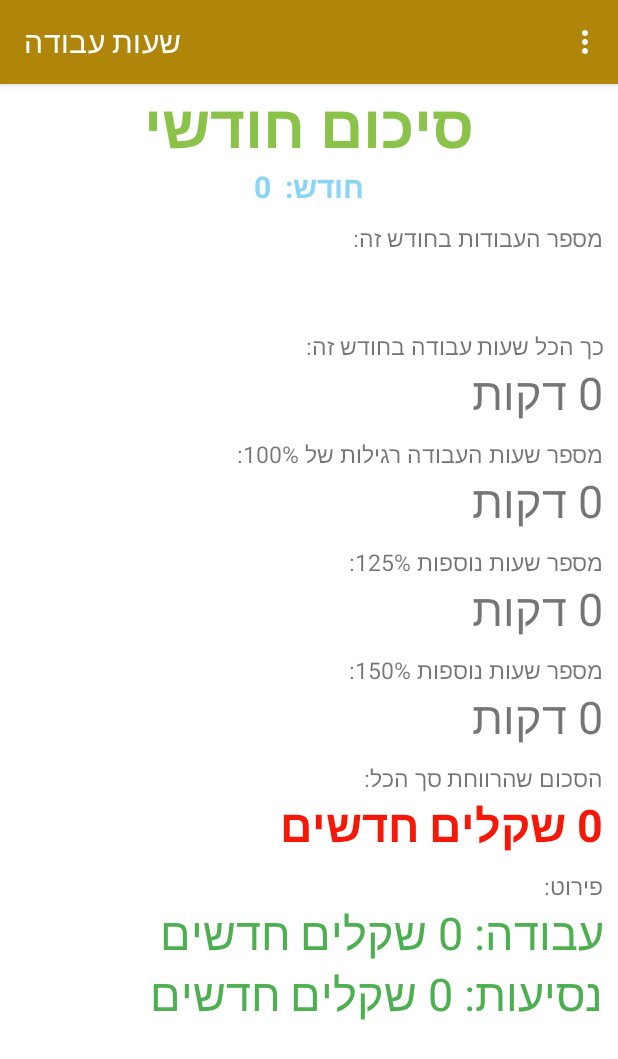
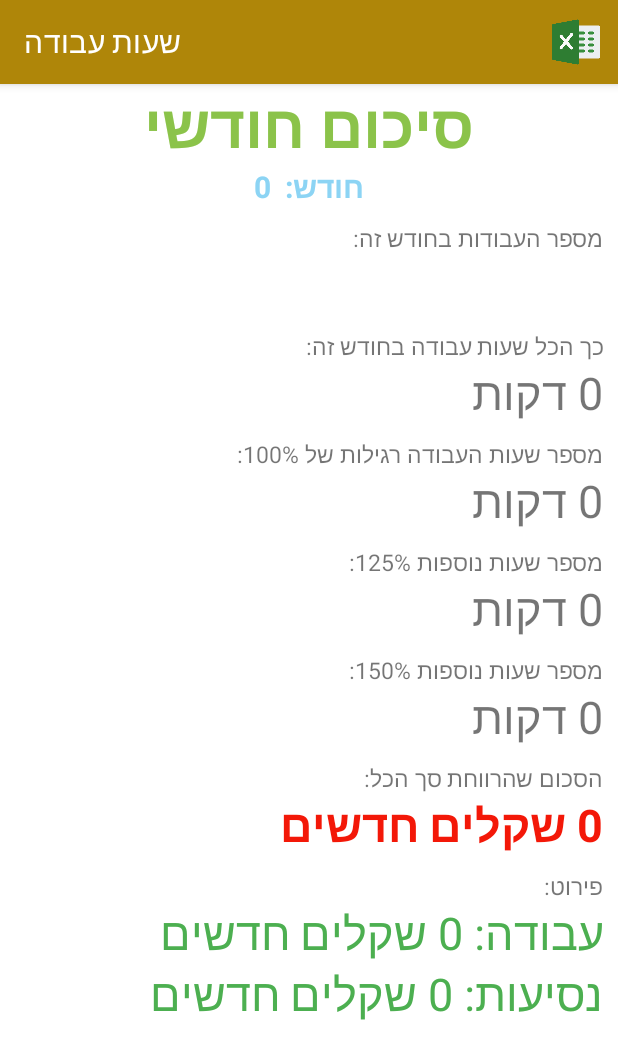
Before and after one commit to DavidKahana/HoursWork_Project, an Android app: the MonthlySummary screen opened directly, with no data from a screen before it, on a phone screen of 412 x 824 dp. Shown: the top 1059 px of the screen. Run offline under Robolectric (Android 15) with nearby library versions, the phone set to English and light mode, and no system bars; libraries missing offline, so code that uses them is left out: org.apache.poi; 1 statement that could not run was skipped.

Commit message:
43 day - fourth update

```diff
--- a/app/src/main/res/menu/month.xml
+++ b/app/src/main/res/menu/month.xml
@@ -1,6 +1,9 @@
 <?xml version="1.0" encoding="utf-8"?>
-<menu xmlns:android="http://schemas.android.com/apk/res/android">
+<menu xmlns:android="http://schemas.android.com/apk/res/android"
+    xmlns:app="http://schemas.android.com/apk/res-auto">
     <item
         android:id="@+id/menu_exel"
+        app:showAsAction="always"
+        android:icon="@drawable/excel"
         android:title="לייצא ל Exel" />
 </menu>
```
Also changed, not shown: app/src/main/java/com/example/hourswork_project/MonthlySummary.java (+17 -7 lines), app/src/main/res/drawable/excel.png (added).
